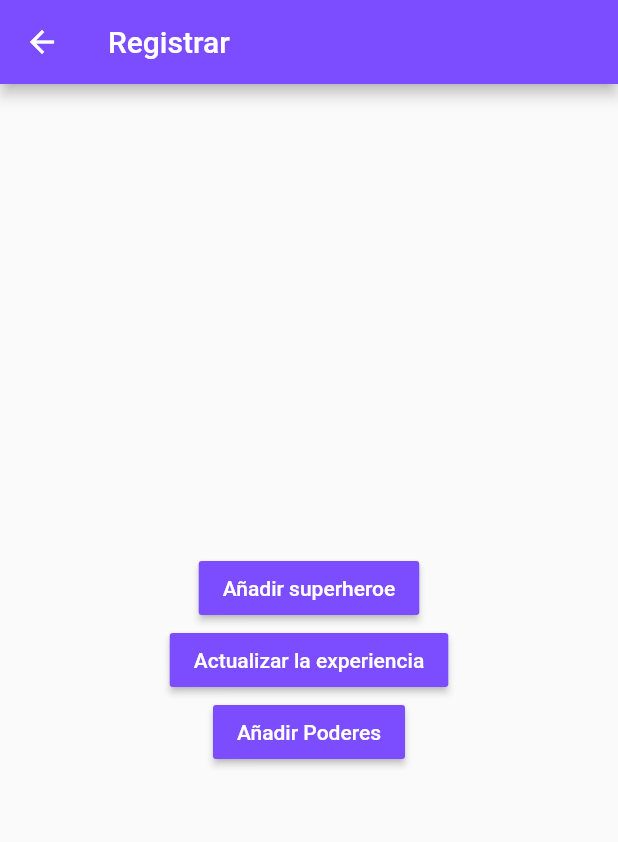
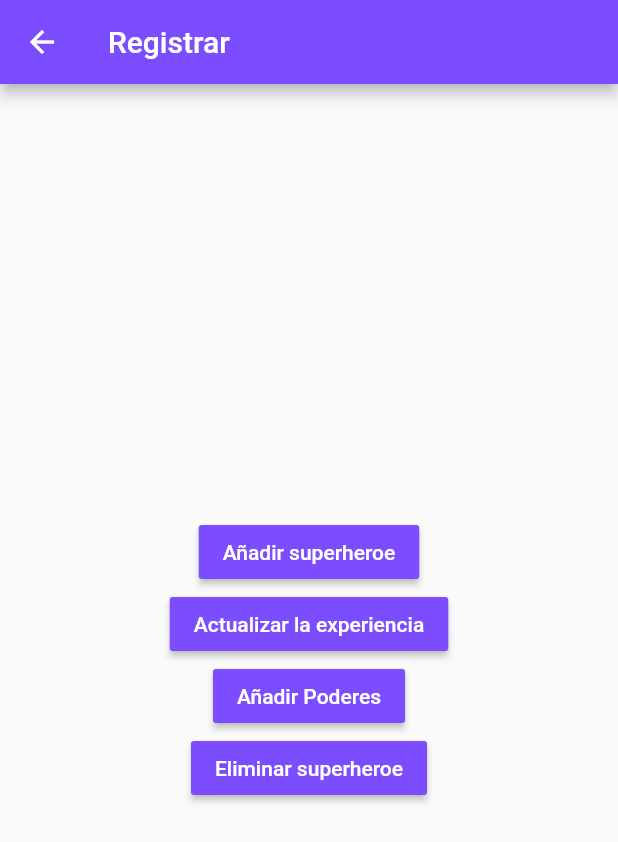
Before and after one commit to FranciscoCFubenow/flutter_codigo4_state, a Flutter app: the RegisterPage screen opened directly, on a phone screen of 412 x 824 dp. Shown: the top 842 px of the screen. Run offline on Flutter 3.47's test engine with Material 2 defaults, Android fonts, the light colour scheme and no system bars; our stand-ins replace flutter_bloc.

Commit message:
delete superhero

```diff
--- a/lib/cubit/superheroe/superheroe_cubit.dart
+++ b/lib/cubit/superheroe/superheroe_cubit.dart
@@ -29,6 +29,9 @@ class SuperheroeCubit extends Cubit<SuperheroeState> {
   }
 
   // Eliminar superheroe
+  void deleteSuperheroe() {
+    emit(SuperheroeInit());
+  }
 
   // Agregar poderes
   void addPower() {
--- a/lib/pages/register_page.dart
+++ b/lib/pages/register_page.dart
@@ -60,6 +60,18 @@ class RegisterPage extends StatelessWidget {
               ),
               color: Colors.deepPurpleAccent,
             ),
+            MaterialButton(
+              onPressed: () {
+                context.read<SuperheroeCubit>().deleteSuperheroe();
+              },
+              child: Text(
+                "Eliminar superheroe",
+                style: TextStyle(
+                  color: Colors.white,
+                ),
+              ),
+              color: Colors.deepPurpleAccent,
+            ),
           ],
         ),
       ),
```
